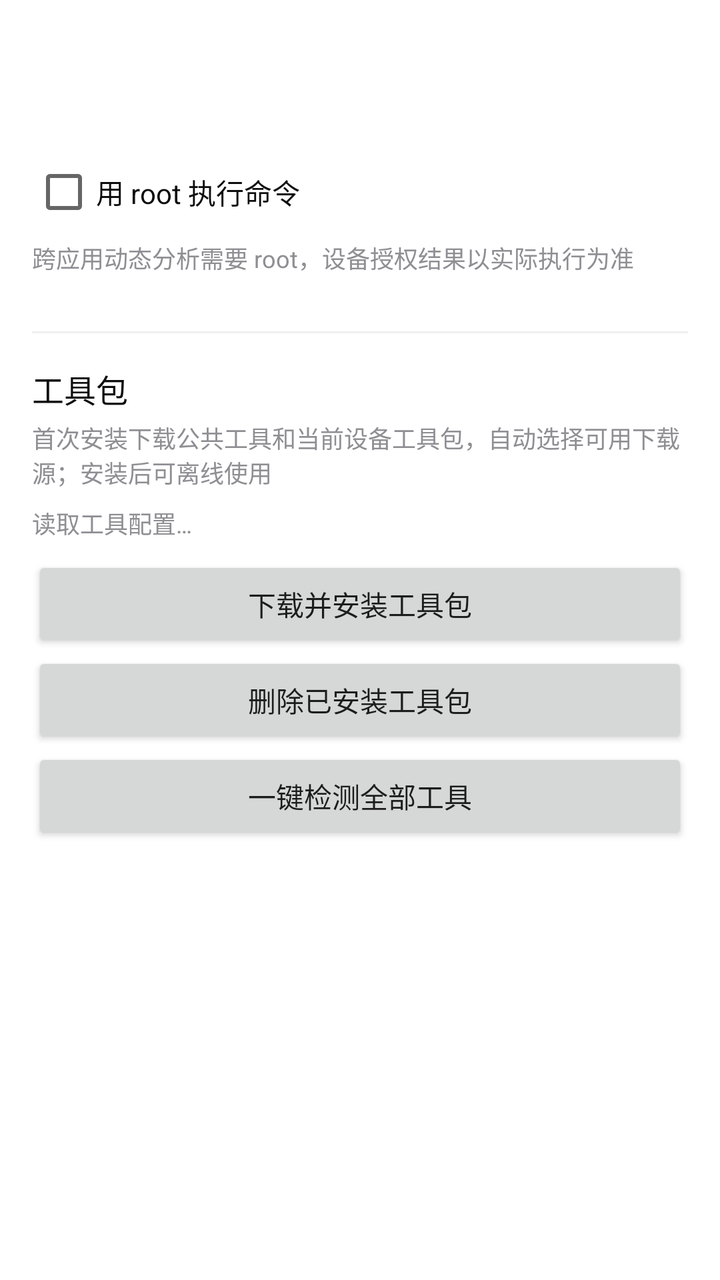
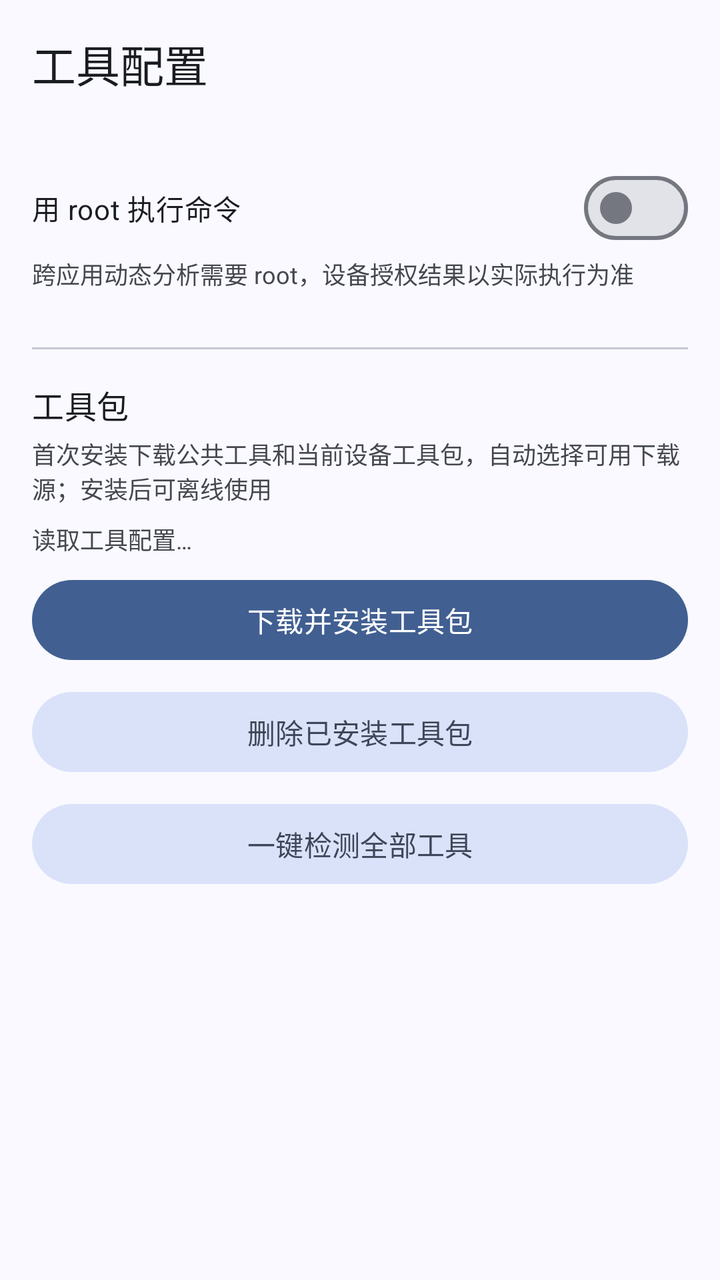

Screens rendered from an Android XML layout before and after an edit, with the pre-edit source and the edit as a unified diff.
<!-- AndroidManifest.xml: application theme AppTheme -->
<!-- res/layout/activity_tool_config.xml -->
<?xml version="1.0" encoding="utf-8"?>
<LinearLayout xmlns:android="http://schemas.android.com/apk/res/android"
    android:layout_width="match_parent" android:layout_height="match_parent"
    android:orientation="vertical" android:background="@color/bg_window">
    <androidx.appcompat.widget.Toolbar android:id="@+id/tool_toolbar"
        android:layout_width="match_parent" android:layout_height="?attr/actionBarSize"
        android:background="@color/surface" android:title="@string/settings_tools_title"
        android:titleTextColor="@color/text_primary" />
    <ScrollView android:layout_width="match_parent" android:layout_height="0dp"
        android:layout_weight="1" android:fillViewport="true">
        <LinearLayout android:layout_width="match_parent" android:layout_height="wrap_content"
            android:orientation="vertical" android:padding="16dp">
            <LinearLayout android:id="@+id/tool_config_controls"
                android:layout_width="match_parent" android:layout_height="wrap_content"
                android:orientation="vertical">
                <CheckBox android:id="@+id/tool_use_root" android:layout_width="match_parent"
                    android:layout_height="wrap_content" android:minHeight="48dp"
                    android:saveEnabled="false"
                    android:text="@string/label_use_root" android:textColor="@color/text_primary" />
                <TextView android:layout_width="match_parent" android:layout_height="wrap_content"
                    android:text="@string/toolkit_root_note" android:textColor="@color/text_secondary"
                    android:textSize="12sp" android:paddingBottom="12dp" />
            </LinearLayout>
            <View android:layout_width="match_parent" android:layout_height="1dp"
                android:layout_marginTop="16dp" android:layout_marginBottom="16dp"
                android:background="@color/divider" />
            <TextView android:layout_width="match_parent" android:layout_height="wrap_content"
                android:text="@string/toolkit_package_title" android:textColor="@color/text_primary"
                android:textSize="16sp" />
            <TextView android:layout_width="match_parent" android:layout_height="wrap_content"
                android:text="@string/toolkit_package_note" android:textColor="@color/text_secondary"
                android:textSize="12sp" android:paddingTop="4dp" android:paddingBottom="8dp" />
            <TextView android:id="@+id/tool_package_status" android:layout_width="match_parent"
                android:layout_height="wrap_content" android:text="@string/toolkit_loading"
                android:textColor="@color/text_secondary" android:textSize="12sp"
                android:textIsSelectable="true" />
            <LinearLayout android:id="@+id/tool_install_progress_container"
                android:layout_width="match_parent" android:layout_height="wrap_content"
                android:orientation="vertical" android:layout_marginTop="12dp"
                android:visibility="gone">
                <ProgressBar android:id="@+id/tool_install_progress"
                    style="?android:attr/progressBarStyleHorizontal"
                    android:layout_width="match_parent" android:layout_height="8dp"
                    android:max="100" android:indeterminate="true" />
                <TextView android:id="@+id/tool_install_progress_text"
                    android:layout_width="match_parent" android:layout_height="wrap_content"
                    android:paddingTop="8dp" android:textColor="@color/text_primary"
                    android:textSize="13sp" android:text="@string/toolkit_progress_preparing"
                    android:accessibilityLiveRegion="polite" />
            </LinearLayout>
            <LinearLayout android:layout_width="match_parent" android:layout_height="wrap_content"
                android:orientation="vertical" android:layout_marginTop="8dp">
                <Button android:id="@+id/tool_package_install" android:layout_width="match_parent"
                    android:layout_height="wrap_content" android:minHeight="48dp"
                    android:text="@string/toolkit_install_package" android:textAllCaps="false" />
                <Button android:id="@+id/tool_package_remove" android:layout_width="match_parent"
                    android:layout_height="wrap_content" android:minHeight="48dp"
                    android:text="@string/toolkit_remove_package" android:textAllCaps="false" />
                <Button android:id="@+id/tool_batch_probe" android:layout_width="match_parent"
                    android:layout_height="wrap_content" android:minHeight="48dp"
                    android:text="@string/toolkit_batch_probe" android:textAllCaps="false" />
            </LinearLayout>
            <LinearLayout android:id="@+id/tool_batch_progress_container"
                android:layout_width="match_parent" android:layout_height="wrap_content"
                android:orientation="vertical" android:visibility="gone" android:layout_marginTop="12dp">
                <ProgressBar android:id="@+id/tool_batch_progress" style="?android:attr/progressBarStyleHorizontal"
                    android:layout_width="match_parent" android:layout_height="8dp" android:max="13" android:indeterminate="false" />
                <TextView android:id="@+id/tool_batch_progress_text" android:layout_width="match_parent"
                    android:layout_height="wrap_content" android:paddingTop="8dp" android:textColor="@color/text_primary"
                    android:textSize="13sp" android:accessibilityLiveRegion="polite" />
                <TextView android:layout_width="match_parent" android:layout_height="wrap_content"
                    android:paddingTop="4dp" android:textColor="@color/text_secondary" android:textSize="12sp"
                    android:text="@string/toolkit_batch_note" />
            </LinearLayout>
            <LinearLayout android:id="@+id/tool_config_list" android:layout_width="match_parent"
                android:layout_height="wrap_content" android:orientation="vertical"
                android:layout_marginTop="16dp" />
            <LinearLayout android:id="@+id/tool_detail_content" android:layout_width="match_parent"
                android:layout_height="wrap_content" android:orientation="vertical"
                android:visibility="gone" android:layout_marginTop="16dp">
                <TextView android:id="@+id/tool_detail_name" android:layout_width="match_parent"
                    android:layout_height="wrap_content" android:textColor="@color/text_primary"
                    android:textSize="18sp" android:paddingBottom="8dp" />
                <TextView android:id="@+id/tool_detail_info" android:layout_width="match_parent"
                    android:layout_height="wrap_content" android:textColor="@color/text_secondary"
                    android:textSize="13sp" android:textIsSelectable="true" />
                <Button android:id="@+id/tool_detail_probe" android:layout_width="match_parent"
                    android:layout_height="wrap_content" android:minHeight="48dp"
                    android:text="@string/toolkit_probe" android:textAllCaps="false"
                    android:layout_marginTop="12dp" />
                <TextView android:id="@+id/tool_detail_output" android:layout_width="match_parent"
                    android:layout_height="wrap_content" android:textColor="@color/text_primary"
                    android:textSize="12sp" android:fontFamily="monospace"
                    android:textIsSelectable="true" android:visibility="gone"
                    android:paddingTop="12dp" />
            </LinearLayout>
            <TextView android:id="@+id/tool_operation_status" android:layout_width="match_parent"
                android:layout_height="wrap_content" android:textColor="@color/text_secondary"
                android:textSize="13sp" android:paddingTop="12dp" android:visibility="gone" />
            <Button android:id="@+id/tool_operation_cancel" android:layout_width="match_parent"
                android:layout_height="wrap_content" android:minHeight="48dp"
                android:text="@string/toolkit_cancel" android:textAllCaps="false"
                android:visibility="gone" />
        </LinearLayout>
    </ScrollView>
</LinearLayout>
<!-- resources referenced by this layout -->
<resources>
  <color name="bg_window">#FFFFFF</color>
  <color name="divider">#EFEFF1</color>
  <color name="surface">#FFFFFF</color>
  <color name="text_primary">#0D0D0D</color>
  <color name="text_secondary">#8E8E93</color>
  <style name="AppTheme" parent="Theme.AppCompat.Light.NoActionBar">
          <item name="colorPrimary">@color/colorPrimary</item>
          <item name="colorPrimaryDark">@color/colorPrimaryDark</item>
          <item name="colorAccent">@color/accent</item>
          <item name="android:windowBackground">@color/bg_window</item>
      </style>
  <color name="colorPrimary">#FFFFFF</color>
  <color name="colorPrimaryDark">#EDEDED</color>
  <color name="accent">#2E6BE6</color>
  <!-- unchanged entries left out for length: 13 -->
</resources>

<!-- the commit's change to res/layout/activity_tool_config.xml (unified diff, before → after) -->
@@ -1,11 +1,11 @@
 <?xml version="1.0" encoding="utf-8"?>
 <LinearLayout xmlns:android="http://schemas.android.com/apk/res/android"
+    xmlns:app="http://schemas.android.com/apk/res-auto"
     android:layout_width="match_parent" android:layout_height="match_parent"
     android:orientation="vertical" android:background="@color/bg_window">
-    <androidx.appcompat.widget.Toolbar android:id="@+id/tool_toolbar"
+    <com.google.android.material.appbar.MaterialToolbar android:id="@+id/tool_toolbar"
         android:layout_width="match_parent" android:layout_height="?attr/actionBarSize"
-        android:background="@color/surface" android:title="@string/settings_tools_title"
-        android:titleTextColor="@color/text_primary" />
+        app:title="@string/settings_tools_title" />
     <ScrollView android:layout_width="match_parent" android:layout_height="0dp"
         android:layout_weight="1" android:fillViewport="true">
         <LinearLayout android:layout_width="match_parent" android:layout_height="wrap_content"
@@ -13,7 +13,7 @@
             <LinearLayout android:id="@+id/tool_config_controls"
                 android:layout_width="match_parent" android:layout_height="wrap_content"
                 android:orientation="vertical">
-                <CheckBox android:id="@+id/tool_use_root" android:layout_width="match_parent"
+                <com.google.android.material.materialswitch.MaterialSwitch android:id="@+id/tool_use_root" android:layout_width="match_parent"
                     android:layout_height="wrap_content" android:minHeight="48dp"
                     android:saveEnabled="false"
                     android:text="@string/label_use_root" android:textColor="@color/text_primary" />
@@ -25,8 +25,8 @@
                 android:layout_marginTop="16dp" android:layout_marginBottom="16dp"
                 android:background="@color/divider" />
             <TextView android:layout_width="match_parent" android:layout_height="wrap_content"
-                android:text="@string/toolkit_package_title" android:textColor="@color/text_primary"
-                android:textSize="16sp" />
+                android:text="@string/toolkit_package_title" android:textColor="@color/md_on_surface"
+                android:textAppearance="@style/TextAppearance.Material3.TitleMedium" />
             <TextView android:layout_width="match_parent" android:layout_height="wrap_content"
                 android:text="@string/toolkit_package_note" android:textColor="@color/text_secondary"
                 android:textSize="12sp" android:paddingTop="4dp" android:paddingBottom="8dp" />
@@ -40,7 +40,7 @@
                 android:visibility="gone">
                 <ProgressBar android:id="@+id/tool_install_progress"
                     style="?android:attr/progressBarStyleHorizontal"
-                    android:layout_width="match_parent" android:layout_height="8dp"
+                    android:layout_width="match_parent" android:layout_height="4dp"
                     android:max="100" android:indeterminate="true" />
                 <TextView android:id="@+id/tool_install_progress_text"
                     android:layout_width="match_parent" android:layout_height="wrap_content"
@@ -52,19 +52,19 @@
                 android:orientation="vertical" android:layout_marginTop="8dp">
                 <Button android:id="@+id/tool_package_install" android:layout_width="match_parent"
                     android:layout_height="wrap_content" android:minHeight="48dp"
-                    android:text="@string/toolkit_install_package" android:textAllCaps="false" />
+                    android:text="@string/toolkit_install_package" style="@style/AppButton"/>
                 <Button android:id="@+id/tool_package_remove" android:layout_width="match_parent"
-                    android:layout_height="wrap_content" android:minHeight="48dp"
-                    android:text="@string/toolkit_remove_package" android:textAllCaps="false" />
+                    android:layout_height="wrap_content" android:minHeight="48dp" android:layout_marginTop="8dp"
+                    android:text="@string/toolkit_remove_package" style="@style/AppButton.Tonal"/>
                 <Button android:id="@+id/tool_batch_probe" android:layout_width="match_parent"
-                    android:layout_height="wrap_content" android:minHeight="48dp"
-                    android:text="@string/toolkit_batch_probe" android:textAllCaps="false" />
+                    android:layout_height="wrap_content" android:minHeight="48dp" android:layout_marginTop="8dp"
+                    android:text="@string/toolkit_batch_probe" style="@style/AppButton.Tonal"/>
             </LinearLayout>
             <LinearLayout android:id="@+id/tool_batch_progress_container"
                 android:layout_width="match_parent" android:layout_height="wrap_content"
                 android:orientation="vertical" android:visibility="gone" android:layout_marginTop="12dp">
                 <ProgressBar android:id="@+id/tool_batch_progress" style="?android:attr/progressBarStyleHorizontal"
-                    android:layout_width="match_parent" android:layout_height="8dp" android:max="13" android:indeterminate="false" />
+                    android:layout_width="match_parent" android:layout_height="4dp" android:max="13" android:indeterminate="false" />
                 <TextView android:id="@+id/tool_batch_progress_text" android:layout_width="match_parent"
                     android:layout_height="wrap_content" android:paddingTop="8dp" android:textColor="@color/text_primary"
                     android:textSize="13sp" android:accessibilityLiveRegion="polite" />
@@ -80,14 +80,14 @@
                 android:visibility="gone" android:layout_marginTop="16dp">
                 <TextView android:id="@+id/tool_detail_name" android:layout_width="match_parent"
                     android:layout_height="wrap_content" android:textColor="@color/text_primary"
-                    android:textSize="18sp" android:paddingBottom="8dp" />
+                    android:textAppearance="@style/TextAppearance.Material3.TitleLarge" android:paddingBottom="8dp" />
                 <TextView android:id="@+id/tool_detail_info" android:layout_width="match_parent"
                     android:layout_height="wrap_content" android:textColor="@color/text_secondary"
                     android:textSize="13sp" android:textIsSelectable="true" />
                 <Button android:id="@+id/tool_detail_probe" android:layout_width="match_parent"
                     android:layout_height="wrap_content" android:minHeight="48dp"
-                    android:text="@string/toolkit_probe" android:textAllCaps="false"
-                    android:layout_marginTop="12dp" />
+                    android:text="@string/toolkit_probe" 
+                    android:layout_marginTop="12dp" style="@style/AppButton.Tonal"/>
                 <TextView android:id="@+id/tool_detail_output" android:layout_width="match_parent"
                     android:layout_height="wrap_content" android:textColor="@color/text_primary"
                     android:textSize="12sp" android:fontFamily="monospace"
@@ -99,8 +99,8 @@
                 android:textSize="13sp" android:paddingTop="12dp" android:visibility="gone" />
             <Button android:id="@+id/tool_operation_cancel" android:layout_width="match_parent"
                 android:layout_height="wrap_content" android:minHeight="48dp"
-                android:text="@string/toolkit_cancel" android:textAllCaps="false"
-                android:visibility="gone" />
+                android:text="@string/toolkit_cancel" 
+                android:visibility="gone" style="@style/AppButton.Tonal"/>
         </LinearLayout>
     </ScrollView>
 </LinearLayout>
<!-- resource entries referenced after the edit -->
@@ -1,19 +1,107 @@
 <!-- resources referenced by this layout -->
 <resources>
-  <color name="bg_window">#FFFFFF</color>
-  <color name="divider">#EFEFF1</color>
-  <color name="surface">#FFFFFF</color>
-  <color name="text_primary">#0D0D0D</color>
-  <color name="text_secondary">#8E8E93</color>
-  <style name="AppTheme" parent="Theme.AppCompat.Light.NoActionBar">
-          <item name="colorPrimary">@color/colorPrimary</item>
-          <item name="colorPrimaryDark">@color/colorPrimaryDark</item>
-          <item name="colorAccent">@color/accent</item>
-          <item name="android:windowBackground">@color/bg_window</item>
+  <color name="bg_window">@color/md_surface</color>
+  <color name="divider">@color/md_outline_variant</color>
+  <color name="md_on_surface">#191C20</color>
+  <color name="text_primary">@color/md_on_surface</color>
+  <color name="text_secondary">@color/md_on_surface_variant</color>
+  <style name="AppButton" parent="Widget.Material3.Button">
+          <item name="android:minHeight">48dp</item>
+          <item name="android:textAppearance">@style/TextAppearance.Material3.LabelLarge</item>
       </style>
-  <color name="colorPrimary">#FFFFFF</color>
-  <color name="colorPrimaryDark">#EDEDED</color>
-  <color name="accent">#2E6BE6</color>
+  <style name="AppButton.Tonal" parent="Widget.Material3.Button.TonalButton">
+          <item name="android:minHeight">48dp</item>
+          <item name="android:textAppearance">@style/TextAppearance.Material3.LabelLarge</item>
+      </style>
+  <style name="AppTheme" parent="Theme.Material3.DayNight.NoActionBar">
+          <item name="colorPrimary">@color/md_primary</item>
+          <item name="colorOnPrimary">@color/md_on_primary</item>
+          <item name="colorPrimaryContainer">@color/md_primary_container</item>
+          <item name="colorOnPrimaryContainer">@color/md_on_primary_container</item>
+          <item name="colorSecondary">@color/md_secondary</item>
+          <item name="colorOnSecondary">@color/md_on_secondary</item>
+          <item name="colorSecondaryContainer">@color/md_secondary_container</item>
+          <item name="colorOnSecondaryContainer">@color/md_on_secondary_container</item>
+          <item name="colorTertiary">@color/md_tertiary</item>
+          <item name="colorOnTertiary">@color/md_on_tertiary</item>
+          <item name="colorTertiaryContainer">@color/md_tertiary_container</item>
+          <item name="colorOnTertiaryContainer">@color/md_on_tertiary_container</item>
+          <item name="colorError">@color/md_error</item>
+          <item name="colorOnError">@color/md_on_error</item>
+          <item name="colorErrorContainer">@color/md_error_container</item>
+          <item name="colorOnErrorContainer">@color/md_on_error_container</item>
+          <item name="colorSurface">@color/md_surface</item>
+          <item name="colorOnSurface">@color/md_on_surface</item>
+          <item name="colorSurfaceVariant">@color/md_surface_variant</item>
+          <item name="colorOnSurfaceVariant">@color/md_on_surface_variant</item>
+          <item name="colorOutline">@color/md_outline</item>
+          <item name="colorOutlineVariant">@color/md_outline_variant</item>
+          <item name="colorSurfaceContainerLowest">@color/md_surface_container_lowest</item>
+          <item name="colorSurfaceContainerLow">@color/md_surface_container_low</item>
+          <item name="colorSurfaceContainer">@color/md_surface_container</item>
+          <item name="colorSurfaceContainerHigh">@color/md_surface_container_high</item>
+          <item name="colorSurfaceContainerHighest">@color/md_surface_container_highest</item>
+          <item name="colorSurfaceInverse">@color/md_inverse_surface</item>
+          <item name="colorOnSurfaceInverse">@color/md_inverse_on_surface</item>
+          <item name="colorPrimaryInverse">@color/md_inverse_primary</item>
+          <item name="android:colorBackground">@color/md_surface</item>
+          <item name="colorOnBackground">@color/md_on_surface</item>
+          <item name="android:windowBackground">@color/md_surface</item>
+          <item name="android:statusBarColor">@android:color/transparent</item>
+          <item name="android:navigationBarColor">@android:color/transparent</item>
+          <item name="toolbarStyle">@style/AppToolbar</item>
+          <item name="appButtonFilled">@style/AppButton</item>
+          <item name="appButtonTonal">@style/AppButton.Tonal</item>
+          <item name="appButtonOutlined">@style/AppButton.Outlined</item>
+          <item name="appButtonText">@style/AppButton.Text</item>
+          <item name="appFieldStyle">@style/AppField</item>
+          <item name="materialAlertDialogTheme">@style/ThemeOverlay.Material3.MaterialAlertDialog</item>
+      </style>
+  <color name="md_surface">#F9F9FF</color>
+  <color name="md_outline_variant">#C4C6D0</color>
+  <color name="md_on_surface_variant">#44474E</color>
+  <color name="md_primary">#415F91</color>
+  <color name="md_on_primary">#FFFFFF</color>
+  <color name="md_primary_container">#D6E3FF</color>
+  <color name="md_on_primary_container">#284777</color>
+  <color name="md_secondary">#565F71</color>
+  <color name="md_on_secondary">#FFFFFF</color>
+  <color name="md_secondary_container">#DAE2F9</color>
+  <color name="md_on_secondary_container">#3E4759</color>
+  <color name="md_tertiary">#705575</color>
+  <color name="md_on_tertiary">#FFFFFF</color>
+  <color name="md_tertiary_container">#FAD8FD</color>
+  <color name="md_on_tertiary_container">#573E5C</color>
+  <color name="md_error">#BA1A1A</color>
+  <color name="md_on_error">#FFFFFF</color>
+  <color name="md_error_container">#FFDAD6</color>
+  <color name="md_on_error_container">#93000A</color>
+  <color name="md_surface_variant">#E0E2EC</color>
+  <color name="md_outline">#74777F</color>
+  <color name="md_surface_container_lowest">#FFFFFF</color>
+  <color name="md_surface_container_low">#F3F3FA</color>
+  <color name="md_surface_container">#EDEDF4</color>
+  <color name="md_surface_container_high">#E7E8EE</color>
+  <color name="md_surface_container_highest">#E2E2E9</color>
+  <color name="md_inverse_surface">#2E3036</color>
+  <color name="md_inverse_on_surface">#F0F0F7</color>
+  <color name="md_inverse_primary">#AAC7FF</color>
+  <style name="AppToolbar" parent="Widget.Material3.Toolbar.Surface">
+          <item name="titleTextAppearance">@style/TextAppearance.Material3.TitleLarge</item>
+      </style>
+  <style name="AppButton.Outlined" parent="Widget.Material3.Button.OutlinedButton">
+          <item name="android:minHeight">48dp</item>
+          <item name="android:textAppearance">@style/TextAppearance.Material3.LabelLarge</item>
+      </style>
+  <style name="AppButton.Text" parent="Widget.Material3.Button.TextButton">
+          <item name="android:textAppearance">@style/TextAppearance.Material3.LabelLarge</item>
+      </style>
+  <style name="AppField" parent="Widget.Material3.TextInputLayout.OutlinedBox">
+          <item name="boxCornerRadiusTopStart">4dp</item>
+          <item name="boxCornerRadiusTopEnd">4dp</item>
+          <item name="boxCornerRadiusBottomStart">4dp</item>
+          <item name="boxCornerRadiusBottomEnd">4dp</item>
+      </style>
   <!-- unchanged entries left out for length: 13 -->
 </resources>
 
